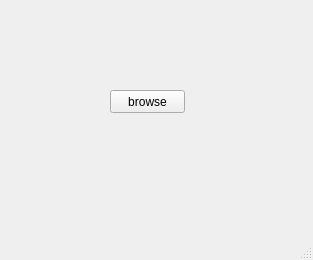
Qt form sample.ui (jh-song-en/share) before a commit.
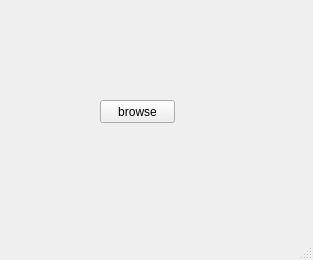
The same form after that commit.

Patch:
```diff
--- a/sample.ui
+++ b/sample.ui
@@ -17,8 +17,8 @@
    <widget class="QPushButton" name="pushButton">
     <property name="geometry">
      <rect>
-      <x>110</x>
-      <y>90</y>
+      <x>100</x>
+      <y>100</y>
       <width>75</width>
       <height>23</height>
      </rect>
```
